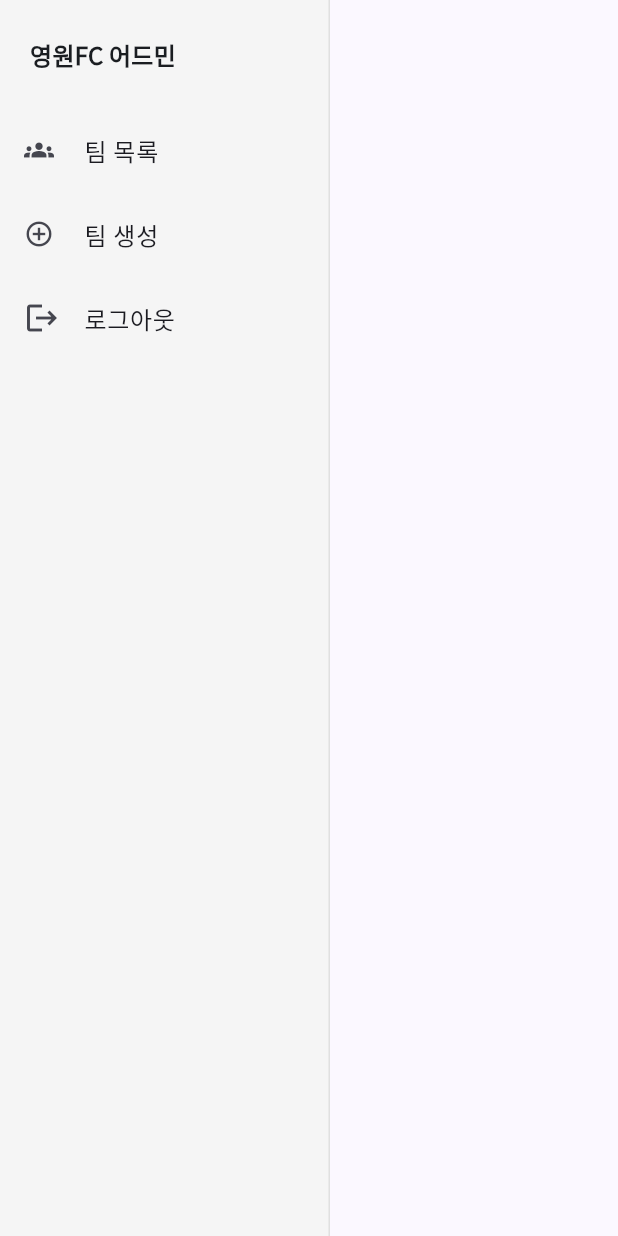
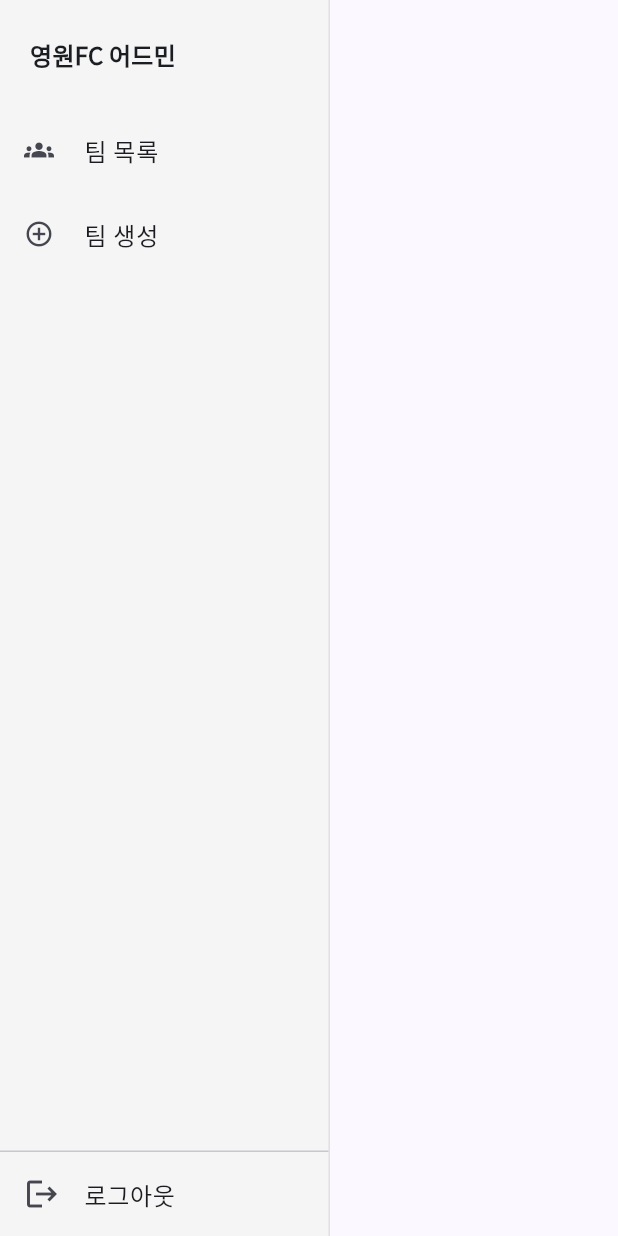
Before and after one commit to Indexnlog/dgrr, a Flutter app: the _Sidebar widget shown alone on an empty page, opened directly, on a phone screen of 412 x 824 dp. Run offline on Flutter 3.47's test engine with Material 3 defaults, Android fonts, the phone set to English and light mode, and no system bars; our stand-ins replace cached_network_image, cloud_firestore, cloud_functions, connectivity_plus, firebase_auth, firebase_core and 10 more; missing offline and left inert: dart:html; accounts and stored records are empty.

Commit message:
fix: 어드민 사이드바 Spacer-in-ListView 레이아웃 에러 수정
Spacer()는 Flex(Row/Column) 자식에서만 동작 → ListView 안에서 사용 시
'Incorrect use of ParentDataWidget' 예외 발생, 어드민 셸 전체 렌더 깨짐
→ ListView를 Expanded로 감싼 Column 구조로 변경, 로그아웃 하단 고정

Co-Authored-By: Claude Sonnet 4.6 <noreply@anthropic.com>

```diff
--- a/lib/admin/presentation/pages/admin_shell_page.dart
+++ b/lib/admin/presentation/pages/admin_shell_page.dart
@@ -61,6 +61,9 @@ class _Sidebar extends StatelessWidget {
         color: Colors.grey.shade100,
         border: Border(right: BorderSide(color: Colors.grey.shade300)),
       ),
+      child: Column(
+        children: [
+          Expanded(
             child: ListView(
               padding: const EdgeInsets.symmetric(vertical: 24),
               children: [
@@ -88,7 +91,11 @@ class _Sidebar extends StatelessWidget {
                   currentPath: currentPath,
                   onTap: () => context.go('/admin/teams/create'),
                 ),
-          const Spacer(),
+              ],
+            ),
+          ),
+          // 로그아웃은 사이드바 하단에 고정
+          const Divider(height: 1),
           ListTile(
             leading: const Icon(Icons.logout),
             title: const Text('로그아웃'),
```
Lines whose indentation alone changed are shown as unchanged.
